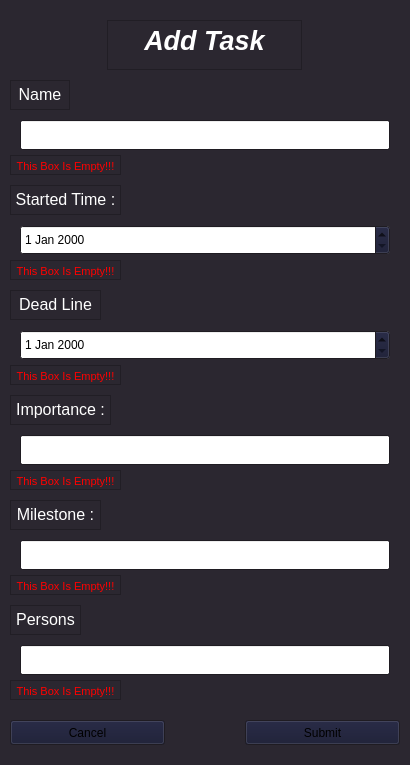
Before: the Qt Designer form Task.ui in HeidariSina/Management-App, drawn with Qt 5.
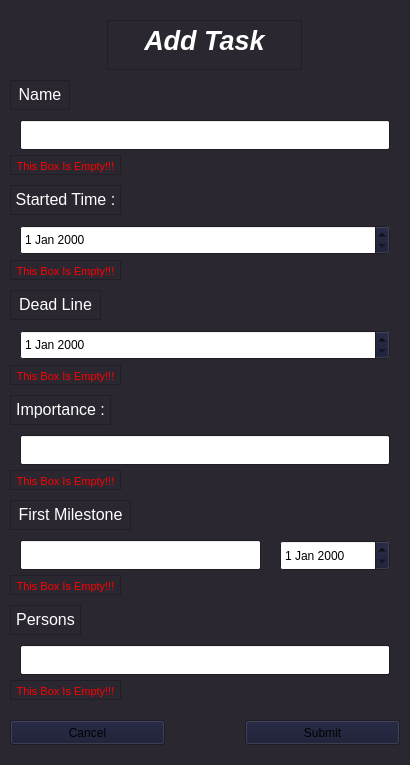
After: the same form once the commit is applied.

Commit message: V 1.2.0 Edit Section Improved And milestone has Date

```diff
--- a/Task.ui
+++ b/Task.ui
@@ -505,7 +505,7 @@
      <rect>
       <x>10</x>
       <y>500</y>
-      <width>91</width>
+      <width>121</width>
       <height>30</height>
      </rect>
     </property>
@@ -566,7 +566,7 @@
 &lt;html&gt;&lt;head&gt;&lt;meta name=&quot;qrichtext&quot; content=&quot;1&quot; /&gt;&lt;style type=&quot;text/css&quot;&gt;
 p, li { white-space: pre-wrap; }
 &lt;/style&gt;&lt;/head&gt;&lt;body style=&quot; font-family:'Segoe UI'; font-size:20pt; font-weight:600; font-style:italic;&quot;&gt;
-&lt;p align=&quot;center&quot; style=&quot; margin-top:0px; margin-bottom:0px; margin-left:0px; margin-right:0px; -qt-block-indent:0; text-indent:0px;&quot;&gt;&lt;span style=&quot; font-size:12pt; font-weight:400; font-style:normal; color:#ffffff;&quot;&gt;Milestone :&lt;/span&gt;&lt;/p&gt;&lt;/body&gt;&lt;/html&gt;</string>
+&lt;p align=&quot;center&quot; style=&quot; margin-top:0px; margin-bottom:0px; margin-left:0px; margin-right:0px; -qt-block-indent:0; text-indent:0px;&quot;&gt;&lt;span style=&quot; font-size:12pt; font-weight:400; font-style:normal; color:#ffffff;&quot;&gt;First Milestone :&lt;/span&gt;&lt;/p&gt;&lt;/body&gt;&lt;/html&gt;</string>
     </property>
    </widget>
    <widget class="QTextBrowser" name="PersonsText">
@@ -1141,7 +1141,7 @@
      <rect>
       <x>20</x>
       <y>540</y>
-      <width>370</width>
+      <width>241</width>
       <height>30</height>
      </rect>
     </property>
@@ -1152,6 +1152,16 @@
      <set>Qt::AlignLeading|Qt::AlignLeft|Qt::AlignVCenter</set>
     </property>
    </widget>
+   <widget class="QDateEdit" name="MileStoneDate">
+    <property name="geometry">
+     <rect>
+      <x>280</x>
+      <y>540</y>
+      <width>110</width>
+      <height>31</height>
+     </rect>
+    </property>
+   </widget>
   </widget>
  </widget>
  <resources/>
```
The commit also changes 1 other file.
